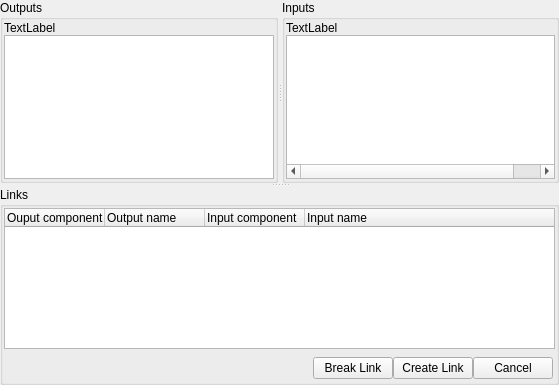
Qt form GUI/Qt/UComponentLinksWidget.ui (aicommunity/Rdk) before a commit.
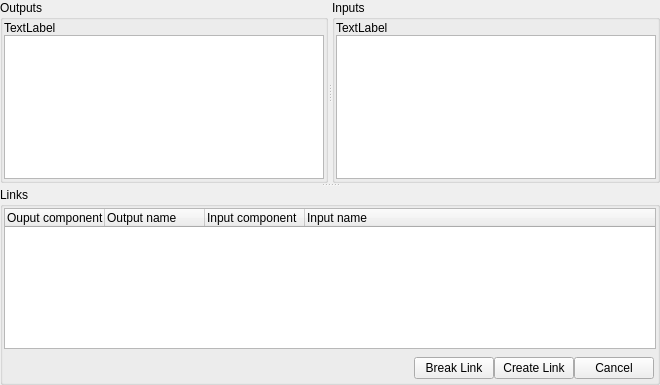
The same form after that commit.

What changed in the file:
```diff
--- a/GUI/Qt/UComponentLinksWidget.ui
+++ b/GUI/Qt/UComponentLinksWidget.ui
@@ -6,7 +6,7 @@
    <rect>
     <x>0</x>
     <y>0</y>
-    <width>559</width>
+    <width>660</width>
     <height>385</height>
    </rect>
   </property>
@@ -71,7 +71,7 @@
            <bool>true</bool>
           </property>
           <property name="headerHidden">
-           <bool>false</bool>
+           <bool>true</bool>
           </property>
           <property name="expandsOnDoubleClick">
            <bool>false</bool>
@@ -129,7 +129,7 @@
         <item>
          <widget class="QTreeWidget" name="treeWidgetInputs">
           <property name="headerHidden">
-           <bool>false</bool>
+           <bool>true</bool>
           </property>
           <property name="expandsOnDoubleClick">
            <bool>false</bool>
```
